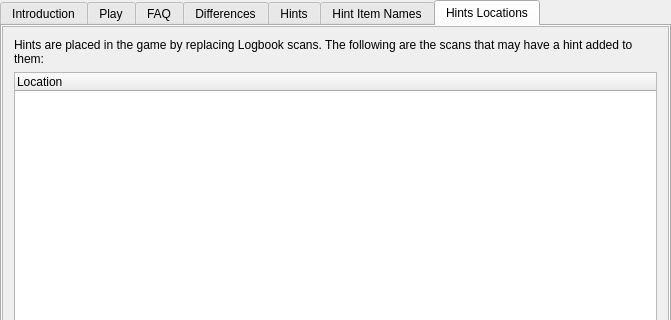
Before: the Qt Designer form randovania/gui/ui_files/games_tab_samusreturns_widget.ui in randovania/randovania, drawn with Qt 5; both pictures show x 0 to 671 and y 0 to 320 of the 671 by 675 pixel window.
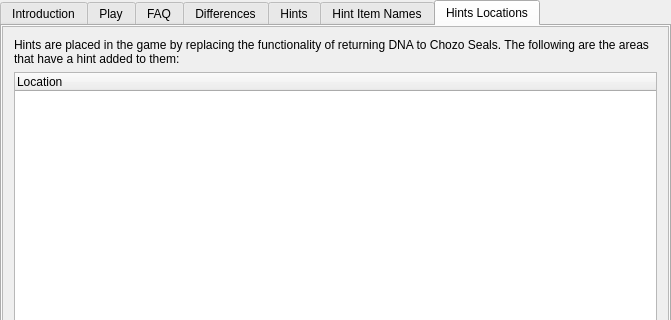
After: the same form once the commit is applied. The open tabs and pages were chosen to show the change. Custom widgets are drawn as their Qt base class.

Diff of the .ui file:
```diff
--- a/randovania/gui/ui_files/games_tab_samusreturns_widget.ui
+++ b/randovania/gui/ui_files/games_tab_samusreturns_widget.ui
@@ -669,18 +669,14 @@
          <x>0</x>
          <y>0</y>
          <width>665</width>
-         <height>640</height>
+         <height>646</height>
         </rect>
        </property>
        <layout class="QVBoxLayout" name="hint_scroll_layout">
         <item>
          <widget class="QLabel" name="hint_locations_label">
           <property name="text">
-           <string>&lt;html&gt;&lt;head/&gt;&lt;body&gt;&lt;p&gt;Hints
-                                                are placed in the game by replacing Logbook scans. The
-                                                following are the scans that may have a hint added to
-                                                them:&lt;/p&gt;&lt;/body&gt;&lt;/html&gt;
-                                            </string>
+           <string>&lt;html&gt;&lt;head/&gt;&lt;body&gt;&lt;p&gt;Hints are placed in the game by replacing the functionality of returning DNA to Chozo Seals. The following are the areas that have a hint added to them:&lt;/p&gt;&lt;/body&gt;&lt;/html&gt;</string>
           </property>
           <property name="alignment">
            <set>Qt::AlignLeading|Qt::AlignLeft|Qt::AlignTop</set>
```
Left out of the diff: 14 changed lines with no effect on the pictures.
